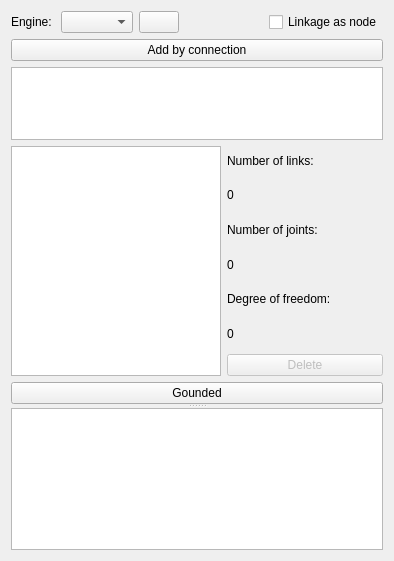
Qt form core/synthesis/NumberAndTypeSynthesis/Collections.ui (KmolYuan/Pyslvs-UI) before a commit.
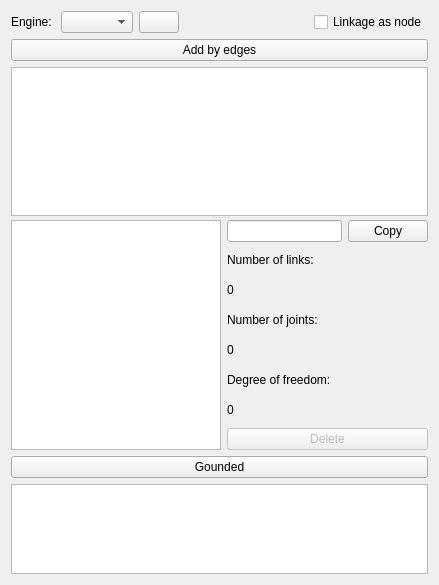
The same form after that commit. Icons and pictures are not drawn.

Commit message: Collections tab widget and graph function improvement.

The edit to the form file:
```diff
--- a/core/synthesis/NumberAndTypeSynthesis/Collections.ui
+++ b/core/synthesis/NumberAndTypeSynthesis/Collections.ui
@@ -6,8 +6,8 @@
    <rect>
     <x>0</x>
     <y>0</y>
-    <width>394</width>
-    <height>561</height>
+    <width>439</width>
+    <height>585</height>
    </rect>
   </property>
   <property name="windowTitle">
@@ -70,7 +70,7 @@
    <item>
     <widget class="QPushButton" name="add_by_connection_button">
      <property name="text">
-      <string>Add by connection</string>
+      <string>Add by edges</string>
      </property>
     </widget>
    </item>
@@ -79,36 +79,34 @@
      <property name="orientation">
       <enum>Qt::Vertical</enum>
      </property>
+     <widget class="QListWidget" name="Collection_list">
+      <property name="contextMenuPolicy">
+       <enum>Qt::CustomContextMenu</enum>
+      </property>
+      <property name="iconSize">
+       <size>
+        <width>100</width>
+        <height>100</height>
+       </size>
+      </property>
+      <property name="movement">
+       <enum>QListView::Static</enum>
+      </property>
+      <property name="resizeMode">
+       <enum>QListView::Adjust</enum>
+      </property>
+      <property name="spacing">
+       <number>3</number>
+      </property>
+      <property name="viewMode">
+       <enum>QListView::IconMode</enum>
+      </property>
+      <property name="uniformItemSizes">
+       <bool>true</bool>
+      </property>
+     </widget>
      <widget class="QWidget" name="verticalLayoutWidget">
       <layout class="QVBoxLayout" name="verticalLayout">
-       <item>
-        <widget class="QListWidget" name="Collection_list">
-         <property name="contextMenuPolicy">
-          <enum>Qt::CustomContextMenu</enum>
-         </property>
-         <property name="iconSize">
-          <size>
-           <width>100</width>
-           <height>100</height>
-          </size>
-         </property>
-         <property name="movement">
-          <enum>QListView::Static</enum>
-         </property>
-         <property name="resizeMode">
-          <enum>QListView::Adjust</enum>
-         </property>
-         <property name="spacing">
-          <number>3</number>
-         </property>
-         <property name="viewMode">
-          <enum>QListView::IconMode</enum>
-         </property>
-         <property name="uniformItemSizes">
-          <bool>true</bool>
-         </property>
-        </widget>
-       </item>
        <item>
         <layout class="QHBoxLayout" name="horizontalLayout_2">
          <item>
@@ -144,6 +142,24 @@
          </item>
          <item>
           <layout class="QVBoxLayout" name="verticalLayout_2">
+           <item>
+            <layout class="QHBoxLayout" name="horizontalLayout_3">
+             <item>
+              <widget class="QLineEdit" name="Expression_edges">
+               <property name="readOnly">
+                <bool>true</bool>
+               </property>
+              </widget>
+             </item>
+             <item>
+              <widget class="QPushButton" name="Expression_copy">
+               <property name="text">
+                <string>Copy</string>
+               </property>
+              </widget>
+             </item>
+            </layout>
+           </item>
            <item>
             <widget class="QLabel" name="NL_text">
              <property name="text">
@@ -211,8 +227,7 @@
          </property>
         </widget>
        </item>
-      </layout>
-     </widget>
+       <item>
      <widget class="QListWidget" name="grounded_list">
       <property name="contextMenuPolicy">
        <enum>Qt::CustomContextMenu</enum>
@@ -238,6 +253,9 @@
       <property name="uniformItemSizes">
        <bool>true</bool>
       </property>
+        </widget>
+       </item>
+      </layout>
      </widget>
     </widget>
    </item>
```
Left out of the diff: 2 changed lines with no effect on the pictures. Lines whose indentation alone changed are shown as unchanged. The commit also changes 12 other files.
